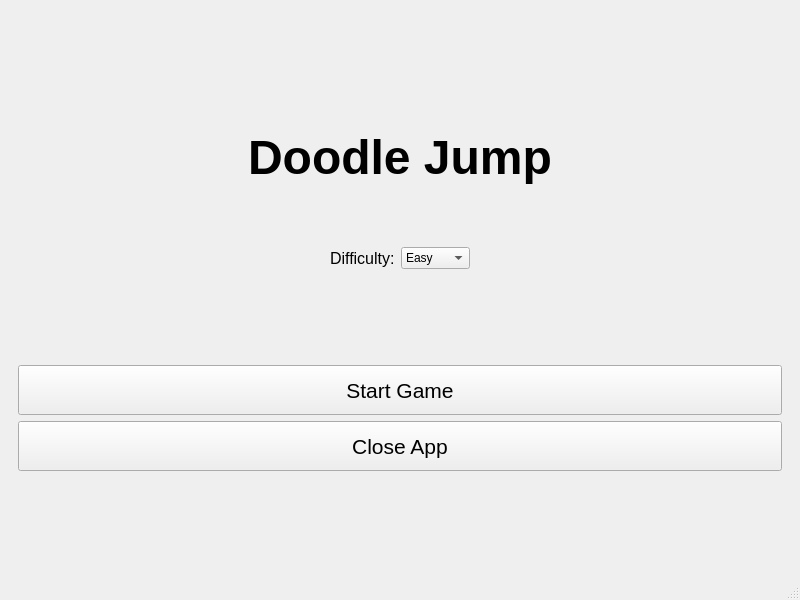
First picture: the form in mainwindow.ui, repository daberauoy/DoodleJump, before the edit.
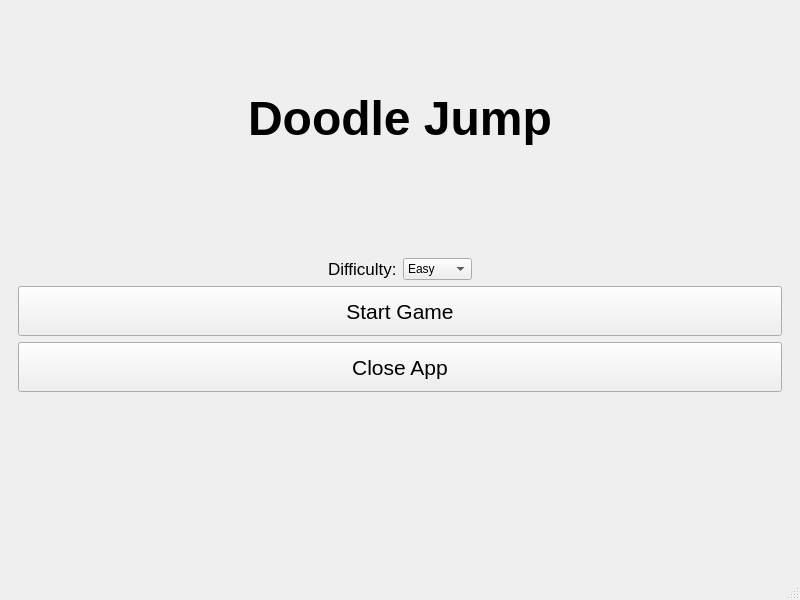
Second picture: the form after the edit.

Commit message: better start menu

What changed in the file:
```diff
--- a/mainwindow.ui
+++ b/mainwindow.ui
@@ -22,25 +22,12 @@
       </property>
       <widget class="QWidget" name="startMenuPage">
        <layout class="QVBoxLayout" name="verticalLayout_2">
-        <item>
-         <spacer name="verticalSpacer_2">
-          <property name="orientation">
-           <enum>Qt::Vertical</enum>
-          </property>
-          <property name="sizeHint" stdset="0">
-           <size>
-            <width>20</width>
-            <height>40</height>
-           </size>
-          </property>
-         </spacer>
-        </item>
         <item>
          <widget class="QLabel" name="gameTitleLabel">
           <property name="minimumSize">
            <size>
             <width>0</width>
-            <height>100</height>
+            <height>200</height>
            </size>
           </property>
           <property name="font">
@@ -107,7 +94,7 @@
            <widget class="QLabel" name="difficultyLabel">
             <property name="font">
              <font>
-              <pointsize>12</pointsize>
+              <pointsize>13</pointsize>
              </font>
             </property>
             <property name="text">
@@ -149,19 +136,6 @@
           </item>
          </layout>
         </item>
-        <item>
-         <spacer name="verticalSpacer">
-          <property name="orientation">
-           <enum>Qt::Vertical</enum>
-          </property>
-          <property name="sizeHint" stdset="0">
-           <size>
-            <width>20</width>
-            <height>40</height>
-           </size>
-          </property>
-         </spacer>
-        </item>
         <item>
          <widget class="QPushButton" name="startButton">
           <property name="minimumSize">
```
The commit also changes 1 other file.
